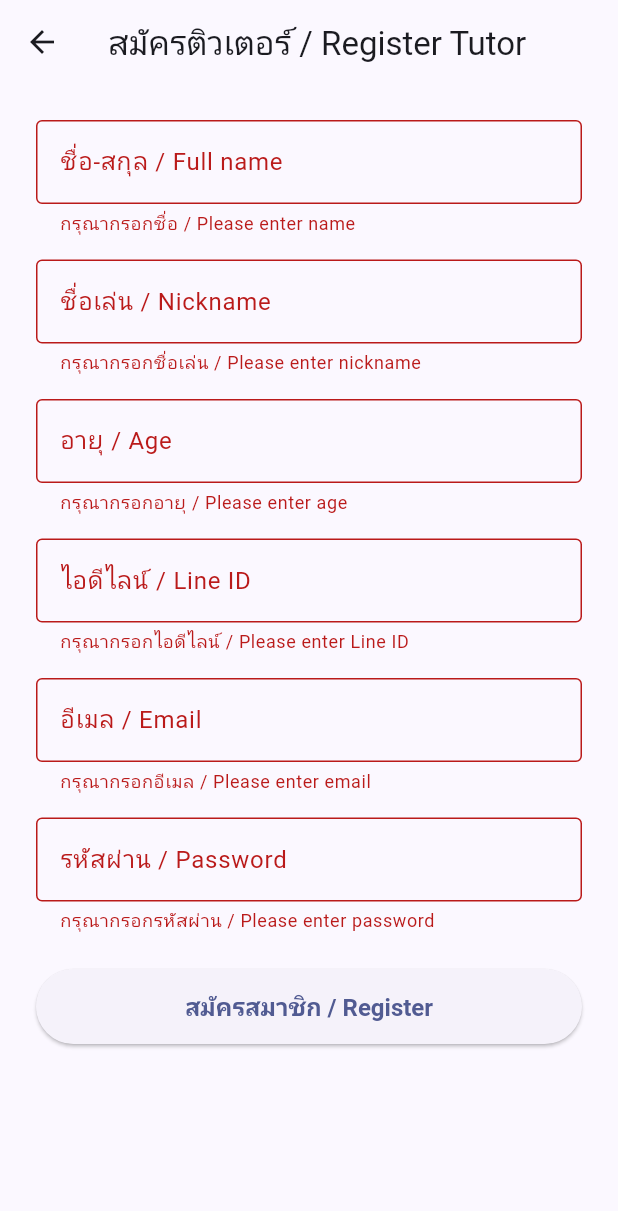
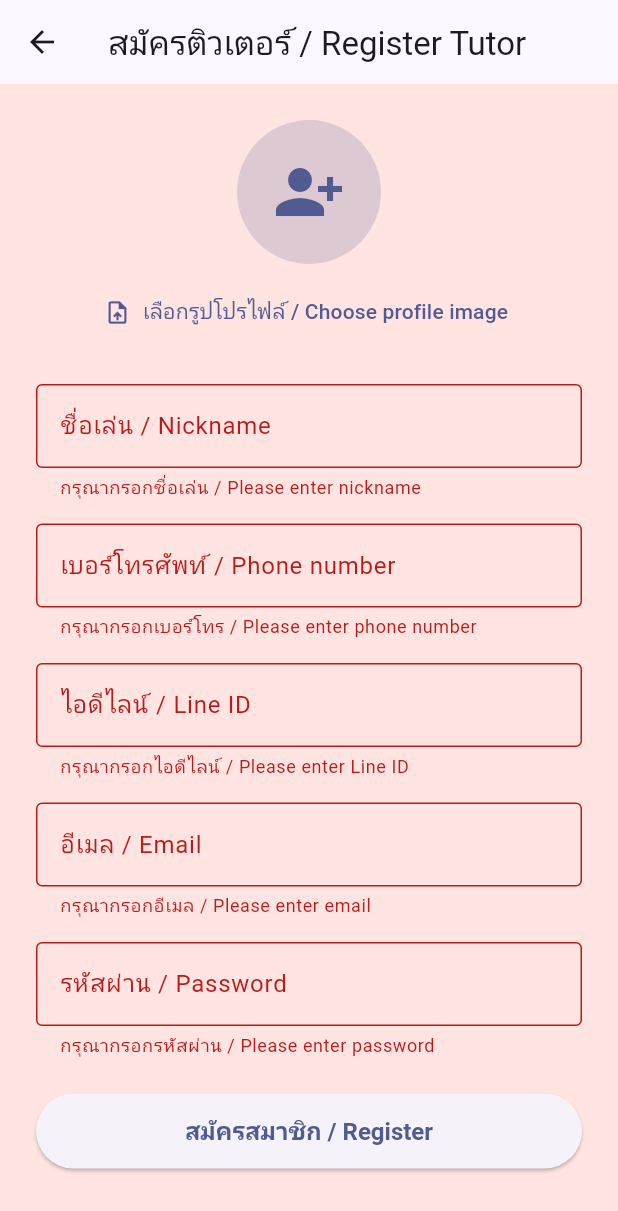
Before and after one commit to Rias123456/Bankrulek, a Flutter app: the RegisterTutorScreen screen opened by its route, after a tap on "สมัครสมาชิก / Register", on a phone screen of 412 x 824 dp. Shown: the top 1211 px of the screen. Run offline on Flutter 3.47's test engine with Material 3 defaults, Android fonts, the phone set to English and light mode, and no system bars; our stand-ins replace image_picker.

Commit message:
Revise tutor registration and admin flows

```diff
--- a/data.txt
+++ b/data.txt
@@ -1,4 +1,4 @@
 # ข้อมูลผู้ใช้งานจะถูกบันทึกเป็นข้อความในไฟล์ data.txt ภายใต้โฟลเดอร์เอกสารของแอป (ApplicationDocumentsDirectory)
 # เมื่อแอปรันแล้ว ไฟล์ดังกล่าวจะมีคอมเมนต์บรรทัดแรกระบุที่อยู่จริงของไฟล์ เช่น /data/user/0/<package>/app_flutter/data.txt
 # สามารถดึงข้อมูลออกมาดูได้ด้วยการเปิดไฟล์ตามที่อยู่ในคอมเมนต์ หรือใช้คำสั่งเทอร์มินัล: cat "<ที่อยู่ไฟล์จากคอมเมนต์>"
-# โครงสร้างข้อมูลแต่ละบรรทัด: ชื่อจริง | ชื่อเล่น | อายุ | ไอดีไลน์ | อีเมล | รหัสผ่าน | สถานะ (เช่น เป็นครูอยู่, พักการสอน)
+# โครงสร้างข้อมูลแต่ละบรรทัด: ชื่อเล่น | เบอร์โทร | ไอดีไลน์ | อีเมล | รหัสผ่าน | สถานะ | รูปโปรไฟล์ (Base64)
--- a/lib/main.dart
+++ b/lib/main.dart
@@ -26,6 +26,7 @@ class BankrulekApp extends StatelessWidget {
         title: 'Bankrulek Tutor Portal',
         theme: ThemeData(
           colorScheme: ColorScheme.fromSeed(seedColor: Colors.indigo),
+          scaffoldBackgroundColor: const Color(0xFFFFE4E1),
           useMaterial3: true,
         ),
         initialRoute: '/',
--- a/lib/providers/auth_provider.dart
+++ b/lib/providers/auth_provider.dart
@@ -6,14 +6,11 @@ import 'package:path_provider/path_provider.dart';
 
 /// คลาสข้อมูลสำหรับเก็บรายละเอียดของติวเตอร์ / Data model for tutors
 class Tutor {
-  /// ชื่อเต็มของติวเตอร์ / Tutor full name
-  final String name;
-
   /// ชื่อเล่น / Nickname
   final String nickname;
 
-  /// อายุ / Age
-  final int age;
+  /// เบอร์โทรศัพท์ที่ติดต่อได้ / Contact phone number
+  final String phoneNumber;
 
   /// ไอดีไลน์ / Line ID
   final String lineId;
@@ -27,6 +24,9 @@ class Tutor {
   /// สถานะของติวเตอร์ / Tutor current status
   final String status;
 
+  /// ข้อมูลรูปโปรไฟล์แบบ Base64 / Base64-encoded profile image data
+  final String? profileImageBase64;
+
   /// สถานะมาตรฐานที่ใช้เป็นค่าเริ่มต้น / Default tutor status label
   static const String defaultStatus = 'เป็นครูอยู่';
 
@@ -37,21 +37,23 @@ class Tutor {
   ];
 
   const Tutor({
-    required this.name,
     required this.nickname,
-    required this.age,
+    required this.phoneNumber,
     required this.lineId,
     required this.email,
     required this.password,
     required this.status,
+    this.profileImageBase64,
   });
 
   /// แปลงเป็นข้อความบันทึก / Convert data into a readable storage line
   String toStorageLine() {
     String sanitize(String value) => value.replaceAll('\n', ' ').replaceAll('|', '/');
-    return 'ชื่อจริง: ${sanitize(name)} | ชื่อเล่น: ${sanitize(nickname)} | อายุ: $age | '
+    final String imageSnippet =
+        profileImageBase64 != null && profileImageBase64!.isNotEmpty ? sanitize(profileImageBase64!) : '';
+    return 'ชื่อเล่น: ${sanitize(nickname)} | เบอร์โทร: ${sanitize(phoneNumber)} | '
         'ไอดีไลน์: ${sanitize(lineId)} | อีเมล: ${sanitize(email)} | รหัสผ่าน: ${sanitize(password)} | '
-        'สถานะ: ${sanitize(status)}';
+        'สถานะ: ${sanitize(status)} | รูปโปรไฟล์: $imageSnippet';
   }
 
   /// สร้าง Tutor จากบรรทัดข้อความ / Create a Tutor from a storage line
@@ -83,49 +85,45 @@ class Tutor {
       }
     }
 
-    final String? name = findValue('ชื่อจริง');
     final String? nickname = findValue('ชื่อเล่น');
-    final String? ageText = findValue('อายุ');
+    final String? phoneNumber = findValue('เบอร์โทร') ?? findValue('เบอร์โทรศัพท์');
     final String? lineId = findValue('ไอดีไลน์');
     final String? email = findValue('อีเมล');
     final String? password = findValue('รหัสผ่าน');
     final String status = findValue('สถานะ') ?? defaultStatus;
-    if (name == null || nickname == null || ageText == null || lineId == null || email == null || password == null) {
-      return null;
-    }
-    final int? age = int.tryParse(ageText);
-    if (age == null) {
+    final String? profileImageBase64 = findValue('รูปโปรไฟล์');
+    if (nickname == null || lineId == null || email == null || password == null) {
       return null;
     }
     return Tutor(
-      name: name,
       nickname: nickname,
-      age: age,
+      phoneNumber: phoneNumber ?? '',
       lineId: lineId,
       email: email,
       password: password,
       status: status,
+      profileImageBase64: profileImageBase64,
     );
   }
 
   /// สร้างอ็อบเจ็กต์ใหม่โดยคงค่าเดิม / Copy with new field values
   Tutor copyWith({
-    String? name,
     String? nickname,
-    int? age,
+    String? phoneNumber,
     String? lineId,
     String? email,
     String? password,
     String? status,
+    String? profileImageBase64,
   }) {
     return Tutor(
-      name: name ?? this.name,
       nickname: nickname ?? this.nickname,
-      age: age ?? this.age,
+      phoneNumber: phoneNumber ?? this.phoneNumber,
       lineId: lineId ?? this.lineId,
       email: email ?? this.email,
       password: password ?? this.password,
       status: status ?? this.status,
+      profileImageBase64: profileImageBase64 ?? this.profileImageBase64,
     );
   }
 }
@@ -228,7 +226,7 @@ class AuthProvider extends ChangeNotifier {
       ..writeln('# วิธีดูข้อมูลที่จัดเก็บไว้: เปิดไฟล์นี้ด้วยแอปจัดการไฟล์หรือเทอร์มินัล')
       ..writeln('# ที่อยู่ไฟล์: $normalizedPath')
       ..writeln('# ตัวอย่างคำสั่ง: cat "$normalizedPath"')
-      ..writeln('# ฟอร์แมตข้อมูล: ชื่อจริง | ชื่อเล่น | อายุ | ไอดีไลน์ | อีเมล | รหัสผ่าน | สถานะ')
+      ..writeln('# ฟอร์แมตข้อมูล: ชื่อเล่น | เบอร์โทร | ไอดีไลน์ | อีเมล | รหัสผ่าน | สถานะ | รูปโปรไฟล์ (Base64)')
       ..writeln();
     for (final Tutor tutor in tutors) {
       buffer.writeln(tutor.toStorageLine());
@@ -238,12 +236,12 @@ class AuthProvider extends ChangeNotifier {
 
   /// สมัครสมาชิกติวเตอร์ / Register new tutor
   Future<String?> registerTutor({
-    required String name,
     required String nickname,
-    required int age,
+    required String phoneNumber,
     required String lineId,
     required String email,
     required String password,
+    String? profileImageBase64,
   }) async {
     final bool alreadyExists =
         _tutors.any((Tutor tutor) => tutor.email.toLowerCase() == email.toLowerCase());
@@ -251,13 +249,13 @@ class AuthProvider extends ChangeNotifier {
       return 'อีเมลนี้ถูกใช้แล้ว / Email already registered';
     }
     final Tutor tutor = Tutor(
-      name: name,
       nickname: nickname,
-      age: age,
+      phoneNumber: phoneNumber,
       lineId: lineId,
       email: email,
       password: password,
       status: Tutor.defaultStatus,
+      profileImageBase64: profileImageBase64,
     );
     _tutors.add(tutor);
     await _saveTutors();
--- a/lib/screens/admin_dashboard_screen.dart
+++ b/lib/screens/admin_dashboard_screen.dart
@@ -1,3 +1,5 @@
+import 'dart:convert';
+
 import 'package:flutter/material.dart';
 import 'package:provider/provider.dart';
 
@@ -13,9 +15,8 @@ class AdminDashboardScreen extends StatefulWidget {
 
 class _AdminDashboardScreenState extends State<AdminDashboardScreen> {
   Future<void> _showEditTutorDialog(Tutor tutor) async {
-    final TextEditingController nameController = TextEditingController(text: tutor.name);
     final TextEditingController nicknameController = TextEditingController(text: tutor.nickname);
-    final TextEditingController ageController = TextEditingController(text: tutor.age.toString());
+    final TextEditingController phoneController = TextEditingController(text: tutor.phoneNumber);
     final TextEditingController lineIdController = TextEditingController(text: tutor.lineId);
     final TextEditingController emailController = TextEditingController(text: tutor.email);
     final TextEditingController passwordController = TextEditingController(text: tutor.password);
@@ -39,14 +40,6 @@ class _AdminDashboardScreenState extends State<AdminDashboardScreen> {
                   crossAxisAlignment: CrossAxisAlignment.stretch,
                   children: [
                     TextField(
-                      controller: nameController,
-                      decoration: const InputDecoration(
-                        labelText: 'ชื่อจริง / Full name',
-                        border: OutlineInputBorder(),
-                      ),
-                    ),
-                    const SizedBox(height: 12),
-                    TextField(
                       controller: nicknameController,
                       decoration: const InputDecoration(
                         labelText: 'ชื่อเล่น / Nickname',
@@ -55,12 +48,12 @@ class _AdminDashboardScreenState extends State<AdminDashboardScreen> {
                     ),
                     const SizedBox(height: 12),
                     TextField(
-                      controller: ageController,
+                      controller: phoneController,
                       decoration: const InputDecoration(
-                        labelText: 'อายุ / Age',
+                        labelText: 'เบอร์โทร / Phone number',
                         border: OutlineInputBorder(),
                       ),
-                      keyboardType: TextInputType.number,
+                      keyboardType: TextInputType.phone,
                     ),
                     const SizedBox(height: 12),
                     TextField(
@@ -86,7 +79,6 @@ class _AdminDashboardScreenState extends State<AdminDashboardScreen> {
                         labelText: 'รหัสผ่าน / Password',
                         border: OutlineInputBorder(),
                       ),
-                      obscureText: true,
                     ),
                     const SizedBox(height: 12),
                     DropdownButtonFormField<String>(
@@ -122,24 +114,15 @@ class _AdminDashboardScreenState extends State<AdminDashboardScreen> {
                   onPressed: isSaving
                       ? null
                       : () async {
-                          final String name = nameController.text.trim();
                           final String nickname = nicknameController.text.trim();
+                          final String phoneNumber = phoneController.text.trim();
                           final String lineId = lineIdController.text.trim();
                           final String email = emailController.text.trim();
                           final String password = passwordController.text.trim();
-                          final int? age = int.tryParse(ageController.text.trim());
-                          if (name.isEmpty || nickname.isEmpty || lineId.isEmpty || email.isEmpty || password.isEmpty) {
+                          if (nickname.isEmpty || phoneNumber.isEmpty || lineId.isEmpty || email.isEmpty || password.isEmpty) {
                             ScaffoldMessenger.of(this.context).showSnackBar(
                               const SnackBar(
                                 content: Text('กรุณากรอกข้อมูลให้ครบถ้วน / Please fill in all fields'),
-                              ),
-                            );
-                            return;
-                          }
-                          if (age == null || age <= 0) {
-                            ScaffoldMessenger.of(this.context).showSnackBar(
-                              const SnackBar(
-                                content: Text('กรุณากรอกอายุให้ถูกต้อง / Invalid age'),
                               ),
                             );
                             return;
@@ -155,9 +138,8 @@ class _AdminDashboardScreenState extends State<AdminDashboardScreen> {
                           setDialogState(() => isSaving = true);
                           final AuthProvider authProvider = this.context.read<AuthProvider>();
                           final Tutor updatedTutor = tutor.copyWith(
-                            name: name,
                             nickname: nickname,
-                            age: age,
+                            phoneNumber: phoneNumber,
                             lineId: lineId,
                             email: email,
                             password: password,
@@ -197,9 +179,8 @@ class _AdminDashboardScreenState extends State<AdminDashboardScreen> {
       },
     );
 
-    nameController.dispose();
     nicknameController.dispose();
-    ageController.dispose();
+    phoneController.dispose();
     lineIdController.dispose();
     emailController.dispose();
     passwordController.dispose();
@@ -214,7 +195,7 @@ class _AdminDashboardScreenState extends State<AdminDashboardScreen> {
           builder: (BuildContext dialogContext, StateSetter setDialogState) {
             return AlertDialog(
               title: const Text('ลบผู้ใช้ / Delete tutor'),
-              content: Text('ยืนยันการลบ ${tutor.name} ออกจากระบบหรือไม่? / Delete this tutor?'),
+              content: Text('ยืนยันการลบ ${tutor.nickname} ออกจากระบบหรือไม่? / Delete this tutor?'),
               actions: [
                 TextButton(
                   onPressed: isDeleting ? null : () => Navigator.of(dialogContext).pop(false),
@@ -258,7 +239,7 @@ class _AdminDashboardScreenState extends State<AdminDashboardScreen> {
     );
     if (deleted == true && mounted) {
       ScaffoldMessenger.of(context).showSnackBar(
-        SnackBar(content: Text('ลบ ${tutor.name} เรียบร้อย / Tutor removed')),
+        SnackBar(content: Text('ลบ ${tutor.nickname} เรียบร้อย / Tutor removed')),
       );
     }
   }
@@ -371,6 +352,15 @@ class _AdminDashboardScreenState extends State<AdminDashboardScreen> {
             separatorBuilder: (_, __) => const SizedBox(height: 12),
             itemBuilder: (BuildContext context, int index) {
               final Tutor tutor = tutors[index];
+              MemoryImage? avatarImage;
+              if (tutor.profileImageBase64 != null && tutor.profileImageBase64!.isNotEmpty) {
+                try {
+                  avatarImage = MemoryImage(base64Decode(tutor.profileImageBase64!));
+                } catch (_) {
+                  avatarImage = null;
+                }
+              }
+              final String phoneDisplay = tutor.phoneNumber.isEmpty ? '-' : tutor.phoneNumber;
               return Card(
                 elevation: 2,
                 child: Padding(
@@ -380,13 +370,14 @@ class _AdminDashboardScreenState extends State<AdminDashboardScreen> {
                     children: [
                       ListTile(
                         leading: CircleAvatar(
-                          child: Text(
-                            tutor.name.isNotEmpty ? tutor.name.characters.first : '?',
-                          ),
+                          backgroundImage: avatarImage,
+                          child: avatarImage == null
+                              ? Text(tutor.nickname.isNotEmpty ? tutor.nickname.characters.first : '?')
+                              : null,
                         ),
-                        title: Text(tutor.name),
+                        title: Text(tutor.nickname),
                         subtitle: Text(
-                          'ชื่อเล่น: ${tutor.nickname} | อายุ: ${tutor.age}\nอีเมล: ${tutor.email}\nไอดีไลน์: ${tutor.lineId}',
+                          'เบอร์: $phoneDisplay\nอีเมล: ${tutor.email}\nไอดีไลน์: ${tutor.lineId}',
                         ),
                         isThreeLine: true,
                       ),
--- a/lib/screens/register_tutor_screen.dart
+++ b/lib/screens/register_tutor_screen.dart
@@ -1,4 +1,8 @@
+import 'dart:convert';
+import 'dart:typed_data';
+
 import 'package:flutter/material.dart';
+import 'package:image_picker/image_picker.dart';
 import 'package:provider/provider.dart';
 
 import '../providers/auth_provider.dart';
@@ -16,14 +20,11 @@ class _RegisterTutorScreenState extends State<RegisterTutorScreen> {
   /// key สำหรับฟอร์ม / Global key to manage the form
   final GlobalKey<FormState> _formKey = GlobalKey<FormState>();
 
-  /// controller ชื่อ / Controller for tutor name
-  final TextEditingController _nameController = TextEditingController();
-
   /// controller ชื่อเล่น / Controller for tutor nickname
   final TextEditingController _nicknameController = TextEditingController();
 
-  /// controller อายุ / Controller for tutor age
-  final TextEditingController _ageController = TextEditingController();
+  /// controller เบอร์โทรศัพท์ / Controller for tutor phone number
+  final TextEditingController _phoneController = TextEditingController();
 
   /// controller ไอดีไลน์ / Controller for tutor Line ID
   final TextEditingController _lineIdController = TextEditingController();
@@ -34,18 +35,46 @@ class _RegisterTutorScreenState extends State<RegisterTutorScreen> {
   /// controller รหัสผ่าน / Controller for tutor password
   final TextEditingController _passwordController = TextEditingController();
 
+  /// ข้อมูลรูปโปรไฟล์ที่เลือก / Picked profile image bytes
+  Uint8List? _profileImageBytes;
+
+  /// รูปโปรไฟล์ที่เข้ารหัส Base64 / Base64 encoded profile image string
+  String? _profileImageBase64;
+
   /// สถานะกำลังบันทึก / Flag to show saving progress
   bool _isSubmitting = false;
 
   @override
   void dispose() {
-    _nameController.dispose();
     _nicknameController.dispose();
-    _ageController.dispose();
+    _phoneController.dispose();
     _lineIdController.dispose();
     _emailController.dispose();
     _passwordController.dispose();
     super.dispose();
+  }
+
+  /// ให้ผู้ใช้เลือกรูปโปรไฟล์ / Allow the user to pick a profile image
+  Future<void> _pickProfileImage() async {
+    try {
+      final ImagePicker picker = ImagePicker();
+      final XFile? pickedFile = await picker.pickImage(source: ImageSource.gallery);
+      if (pickedFile == null) {
+        return;
+      }
+      final Uint8List bytes = await pickedFile.readAsBytes();
+      setState(() {
+        _profileImageBytes = bytes;
+        _profileImageBase64 = base64Encode(bytes);
+      });
+    } catch (e) {
+      if (!mounted) {
+        return;
+      }
+      ScaffoldMessenger.of(context).showSnackBar(
+        SnackBar(content: Text('ไม่สามารถเลือกรูปได้ / Unable to pick image: $e')),
+      );
+    }
   }
 
   /// จัดการขั้นตอนการสมัคร / Handle registration process
@@ -55,22 +84,13 @@ class _RegisterTutorScreenState extends State<RegisterTutorScreen> {
     }
     setState(() => _isSubmitting = true);
     final AuthProvider authProvider = context.read<AuthProvider>();
-    final int? age = int.tryParse(_ageController.text.trim());
-    if (age == null) {
-      setState(() => _isSubmitting = false);
-      if (!mounted) return;
-      ScaffoldMessenger.of(context).showSnackBar(
-        const SnackBar(content: Text('รูปแบบอายุไม่ถูกต้อง / Invalid age format')),
-      );
-      return;
-    }
     final String? error = await authProvider.registerTutor(
-      name: _nameController.text.trim(),
       nickname: _nicknameController.text.trim(),
-      age: age,
+      phoneNumber: _phoneController.text.trim(),
       lineId: _lineIdController.text.trim(),
       email: _emailController.text.trim(),
       password: _passwordController.text.trim(),
+      profileImageBase64: _profileImageBase64,
     );
     setState(() => _isSubmitting = false);
     if (!mounted) return;
@@ -98,20 +118,36 @@ class _RegisterTutorScreenState extends State<RegisterTutorScreen> {
             child: Column(
               crossAxisAlignment: CrossAxisAlignment.stretch,
               children: [
-                TextFormField(
-                  controller: _nameController,
-                  decoration: const InputDecoration(
-                    labelText: 'ชื่อ-สกุล / Full name',
-                    border: OutlineInputBorder(),
+                Center(
+                  child: Column(
+                    children: [
+                      GestureDetector(
+                        onTap: _isSubmitting ? null : _pickProfileImage,
+                        child: CircleAvatar(
+                          radius: 48,
+                          backgroundColor:
+                              Theme.of(context).colorScheme.primary.withOpacity(0.2),
+                          backgroundImage:
+                              _profileImageBytes != null ? MemoryImage(_profileImageBytes!) : null,
+                          child: _profileImageBytes == null
+                              ? Icon(
+                                  Icons.person_add_alt_1,
+                                  size: 48,
+                                  color: Theme.of(context).colorScheme.primary,
+                                )
+                              : null,
+                        ),
+                      ),
+                      const SizedBox(height: 8),
+                      TextButton.icon(
+                        onPressed: _isSubmitting ? null : _pickProfileImage,
+                        icon: const Icon(Icons.upload_file),
+                        label: const Text('เลือกรูปโปรไฟล์ / Choose profile image'),
+                      ),
+                    ],
                   ),
-                  validator: (String? value) {
-                    if (value == null || value.isEmpty) {
-                      return 'กรุณากรอกชื่อ / Please enter name';
-                    }
-                    return null;
-                  },
                 ),
-                const SizedBox(height: 16),
+                const SizedBox(height: 24),
                 TextFormField(
                   controller: _nicknameController,
                   decoration: const InputDecoration(
@@ -127,19 +163,15 @@ class _RegisterTutorScreenState extends State<RegisterTutorScreen> {
                 ),
                 const SizedBox(height: 16),
                 TextFormField(
-                  controller: _ageController,
+                  controller: _phoneController,
                   decoration: const InputDecoration(
-                    labelText: 'อายุ / Age',
+                    labelText: 'เบอร์โทรศัพท์ / Phone number',
                     border: OutlineInputBorder(),
                   ),
-                  keyboardType: TextInputType.number,
+                  keyboardType: TextInputType.phone,
                   validator: (String? value) {
                     if (value == null || value.isEmpty) {
-                      return 'กรุณากรอกอายุ / Please enter age';
-                    }
-                    final int? age = int.tryParse(value);
-                    if (age == null || age <= 0) {
-                      return 'กรอกอายุเป็นตัวเลขมากกว่า 0 / Age must be positive';
+                      return 'กรุณากรอกเบอร์โทร / Please enter phone number';
                     }
                     return null;
                   },
@@ -183,7 +215,6 @@ class _RegisterTutorScreenState extends State<RegisterTutorScreen> {
                     labelText: 'รหัสผ่าน / Password',
                     border: OutlineInputBorder(),
                   ),
-                  obscureText: true,
                   validator: (String? value) {
                     if (value == null || value.isEmpty) {
                       return 'กรุณากรอกรหัสผ่าน / Please enter password';
--- a/pubspec.yaml
+++ b/pubspec.yaml
@@ -36,6 +36,7 @@ dependencies:
   cupertino_icons: ^1.0.8
   provider: ^6.1.2
   path_provider: ^2.1.3
+  image_picker: ^1.0.7
 
 dev_dependencies:
   flutter_test:
```
Also changed, not shown: lib/screens/home_screen.dart (+4 -4 lines).
